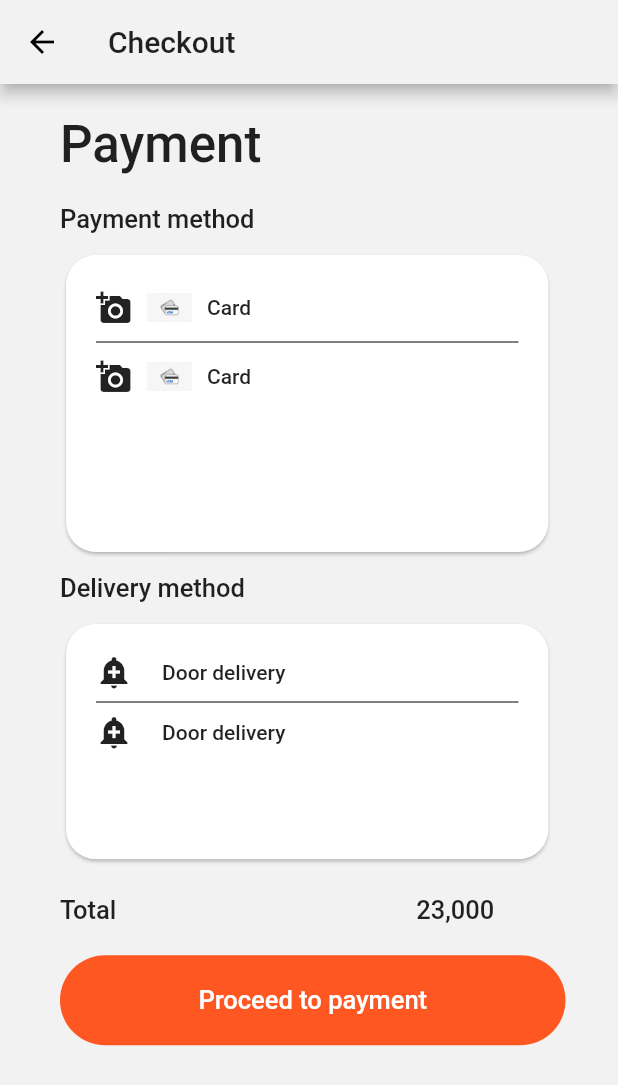
After one commit to prakashmanbasnet/food-delivery-app, a Flutter app: the Paymentpage screen opened by its route, on a phone screen of 412 x 824 dp. The commit adds this screen. Shown: the top 1085 px of the screen. Run offline on Flutter 3.47's test engine with Material 2 defaults, Android fonts, the phone set to English and light mode, and no system bars; our stand-ins replace firebase_auth, firebase_core, flutter_swiper; accounts and stored records are empty.

Commit message:
food-deliver-ui complete

```diff
--- a/lib/main.dart
+++ b/lib/main.dart
@@ -1,11 +1,14 @@
 import 'package:firebase_auth/firebase_auth.dart';
 import 'package:flutter/material.dart';
 import 'package:foodapp/pages/SearchPage.dart';
+import 'package:foodapp/pages/uploadPage.dart';
 import '../pages/LoginPage.dart';
 import '../pages/HomePage.dart';
 import 'package:firebase_core/firebase_core.dart' as firebase_core;
 import '../pages/profilePage.dart';
  import '../pages/FoodDetailsPage.dart';
+ import '../pages/cartPage.dart';
+  import '../pages/paymentPage.dart';
 
 Future<void> main()async{
   WidgetsFlutterBinding.ensureInitialized();
@@ -29,6 +32,8 @@ class MyApp extends StatelessWidget {
          '/home':(context)=>HomePage(),
          '/profile':(context)=>Profilepage(),
          '/foodDetails':(context)=>FoodDetailsPage(),
+         '/cartPage':(context)=>CartPage(),
+         '/payment':(context)=>Paymentpage()
 
       },
     );
--- /dev/null
+++ b/lib/pages/paymentPage.dart
@@ -0,0 +1,194 @@
+import 'package:flutter/material.dart';
+import 'package:foodapp/constant/constant.dart';
+
+class Paymentpage extends StatefulWidget {
+  const Paymentpage({Key? key}) : super(key: key);
+
+  @override
+  _PaymentpageState createState() => _PaymentpageState();
+}
+
+class _PaymentpageState extends State<Paymentpage> {
+  @override
+  Widget build(BuildContext context) {
+    var deviceHeight = MediaQuery.of(context).size.height;
+    var deviceWidth = MediaQuery.of(context).size.width;
+    return Scaffold(
+      appBar: AppBar(
+        leading: IconButton(
+          onPressed: () {
+            Navigator.pop(context);
+          },
+          icon: Icon(Icons.arrow_back),
+        ),
+        title: Text('Checkout'),
+      ),
+      body: SingleChildScrollView(
+        child: Container(
+          margin: EdgeInsets.only(top: 20, left: 40),
+          child: Column(
+            children: [
+              Align(
+                alignment: Alignment.centerLeft,
+                child: Text(
+                  'Payment',
+                  style: TextStyle(fontSize: 34),
+                ),
+              ),
+              SizedBox(
+                height: 20,
+              ),
+              Align(
+                alignment: Alignment.centerLeft,
+                child: Text(
+                  'Payment method',
+                  style: TextStyle(fontSize: 17),
+                ),
+              ),
+              SizedBox(height: 10),
+              Align(
+                alignment: Alignment.centerLeft,
+                child: Container(
+                  height: deviceHeight * 0.25,
+                  width: deviceWidth * 0.80,
+                  //margin: EdgeInsets.only(left: 20),
+
+                  child: Card(
+                    shape: RoundedRectangleBorder(
+                        borderRadius: BorderRadius.circular(20)),
+                    child: Padding(
+                      padding: const EdgeInsets.all(20.0),
+                      child: Column(
+                        children: [
+                          Row(children: [
+                            Icon(Icons.add_a_photo),
+                            SizedBox(
+                              width: 10,
+                            ),
+                            Image.asset(
+                              'assets/image/visa.png',
+                              height: 30,
+                              width: 30,
+                            ),
+                            SizedBox(
+                              width: 10,
+                            ),
+                            Text('Card')
+                          ]),
+                          Divider(
+                            color: Colors.black,
+                          ),
+                          Row(children: [
+                            Icon(Icons.add_a_photo),
+                            SizedBox(
+                              width: 10,
+                            ),
+                            Image.asset(
+                              'assets/image/visa.png',
+                              height: 30,
+                              width: 30,
+                            ),
+                            SizedBox(
+                              width: 10,
+                            ),
+                            Text('Card')
+                          ]),
+                        ],
+                      ),
+                    ),
+                  ),
+                ),
+              ),
+              SizedBox(
+                height: 10,
+              ),
+              Align(
+                alignment: Alignment.topLeft,
+                child: Text(
+                  'Delivery method',
+                  style: TextStyle(fontSize: 17),
+                ),
+              ),
+              SizedBox(
+                height: 10,
+              ),
+              Align(
+                alignment: Alignment.topLeft,
+                child: Container(
+                  height: deviceHeight * 0.20,
+                  width: deviceWidth * 0.80,
+                  child: Card(
+                    shape: RoundedRectangleBorder(
+                        borderRadius: BorderRadius.circular(20)),
+                    child: Padding(
+                      padding: const EdgeInsets.all(20.0),
+                      child: Column(
+                        children: [
+                          Row(
+                            children: [
+                              Icon(Icons.add_alert),
+                              SizedBox(
+                                width: 20,
+                              ),
+                              Text('Door delivery'),
+                            ],
+                          ),
+                          Divider(
+                            color: Colors.black,
+                          ),
+                          Row(
+                            children: [
+                              Icon(Icons.add_alert),
+                              SizedBox(
+                                width: 20,
+                              ),
+                              Text('Door delivery'),
+                            ],
+                          ),
+                        ],
+                      ),
+                    ),
+                  ),
+                ),
+              ),
+              SizedBox(height: 20,),
+              Row(
+               // mainAxisAlignment: MainAxisAlignment.spaceAround,
+                children: [
+                  Text(
+                    'Total',
+                    style: TextStyle(fontSize: 17),
+                  ),
+                  SizedBox(width: 200,),
+                  Text(
+                    '23,000',
+                    style: TextStyle(fontSize: 17),
+                  ),
+                ],
+              ),
+              SizedBox(height: 20,),
+
+                Container(
+                margin: EdgeInsets.only(right: 35),
+                  //width: deviceWidth*0.80,
+                  height: 60,
+                  decoration: BoxDecoration(
+                      borderRadius: BorderRadius.circular(40),
+                      color: Colors.deepOrange),
+                  child: Center(
+                    child: Text(
+                      'Proceed to payment',
+                      style: TextStyle(
+                        color: Color2,
+                        fontSize: 17,
+                      ),
+                    ),
+                  ),
+                ),
+            ],
+          ),
+        ),
+      ),
+    );
+  }
+}
--- a/pubspec.yaml
+++ b/pubspec.yaml
@@ -31,6 +31,8 @@ dependencies:
   firebase_auth: ^3.0.1
   cloud_firestore: ^2.4.0
   flutter_swiper: ^1.1.6
+  firebase_storage: ^10.0.1
+  image_picker: ^0.8.2
 
 dev_dependencies:
   flutter_test:
```
Also changed, not shown: lib/pages/FoodDetailsPage.dart (+6 -1 lines), lib/pages/cartPage.dart (added, +144 -0 lines), lib/pages/uploadPage.dart (added, +42 -0 lines), pubspec.lock, 1 other file.
